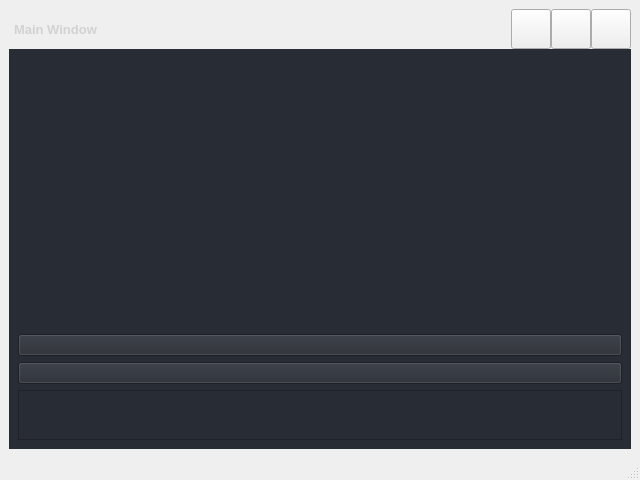
The window that src/ui/pyside_ui/forms/main_window.ui (DariuszMak/fullstack-python-app) describes before a commit, drawn with Qt 5.
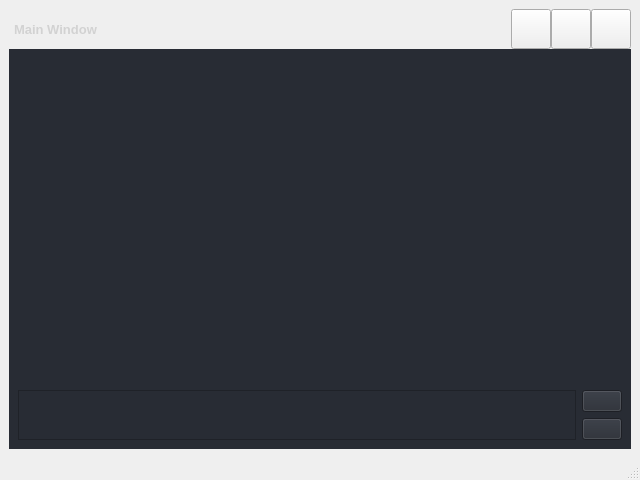
The same window after the commit. Icons and pictures are not drawn.

Diff of the .ui file:
```diff
--- a/src/ui/pyside_ui/forms/main_window.ui
+++ b/src/ui/pyside_ui/forms/main_window.ui
@@ -421,37 +421,7 @@
                             </widget>
                           </item>
                           <item>
-                            <layout class="QVBoxLayout" name="frame_weather">
-                              <item>
-                                <layout class="QVBoxLayout" name="frame_query_parameters">
-                                  <item>
-                                    <widget class="QPushButton" name="openWindowButton">
-                                      <property name="sizePolicy">
-                                        <sizepolicy hsizetype="MinimumExpanding" vsizetype="Fixed">
-                                          <horstretch>0</horstretch>
-                                          <verstretch>0</verstretch>
-                                        </sizepolicy>
-                                      </property>
-                                      <property name="text">
-                                        <string/>
-                                      </property>
-                                    </widget>
-                                  </item>
-                                  <item>
-                                    <widget class="QPushButton" name="checkWeatherScoreButton">
-                                      <property name="sizePolicy">
-                                        <sizepolicy hsizetype="MinimumExpanding" vsizetype="Fixed">
-                                          <horstretch>0</horstretch>
-                                          <verstretch>0</verstretch>
-                                        </sizepolicy>
-                                      </property>
-                                      <property name="text">
-                                        <string/>
-                                      </property>
-                                    </widget>
-                                  </item>
-                                </layout>
-                              </item>
+                            <layout class="QHBoxLayout" name="horizontalLayout_6">
                               <item>
                                 <widget class="QScrollArea" name="weatherScoreScrollArea">
                                   <property name="sizePolicy">
@@ -474,14 +444,44 @@
                                       <rect>
                                         <x>0</x>
                                         <y>0</y>
-                                        <width>598</width>
-                                        <height>46</height>
+                                        <width>546</width>
+                                        <height>56</height>
                                       </rect>
                                     </property>
                                     <layout class="QVBoxLayout" name="weatherScoreContainerLayout"/>
                                   </widget>
                                 </widget>
                               </item>
+                              <item>
+                                <layout class="QVBoxLayout" name="frame_query_parameters">
+                                  <item>
+                                    <widget class="QPushButton" name="openWindowButton">
+                                      <property name="sizePolicy">
+                                        <sizepolicy hsizetype="Minimum" vsizetype="Fixed">
+                                          <horstretch>0</horstretch>
+                                          <verstretch>0</verstretch>
+                                        </sizepolicy>
+                                      </property>
+                                      <property name="text">
+                                        <string/>
+                                      </property>
+                                    </widget>
+                                  </item>
+                                  <item>
+                                    <widget class="QPushButton" name="checkWeatherScoreButton">
+                                      <property name="sizePolicy">
+                                        <sizepolicy hsizetype="Minimum" vsizetype="Fixed">
+                                          <horstretch>0</horstretch>
+                                          <verstretch>0</verstretch>
+                                        </sizepolicy>
+                                      </property>
+                                      <property name="text">
+                                        <string/>
+                                      </property>
+                                    </widget>
+                                  </item>
+                                </layout>
+                              </item>
                             </layout>
                           </item>
                         </layout>
```
